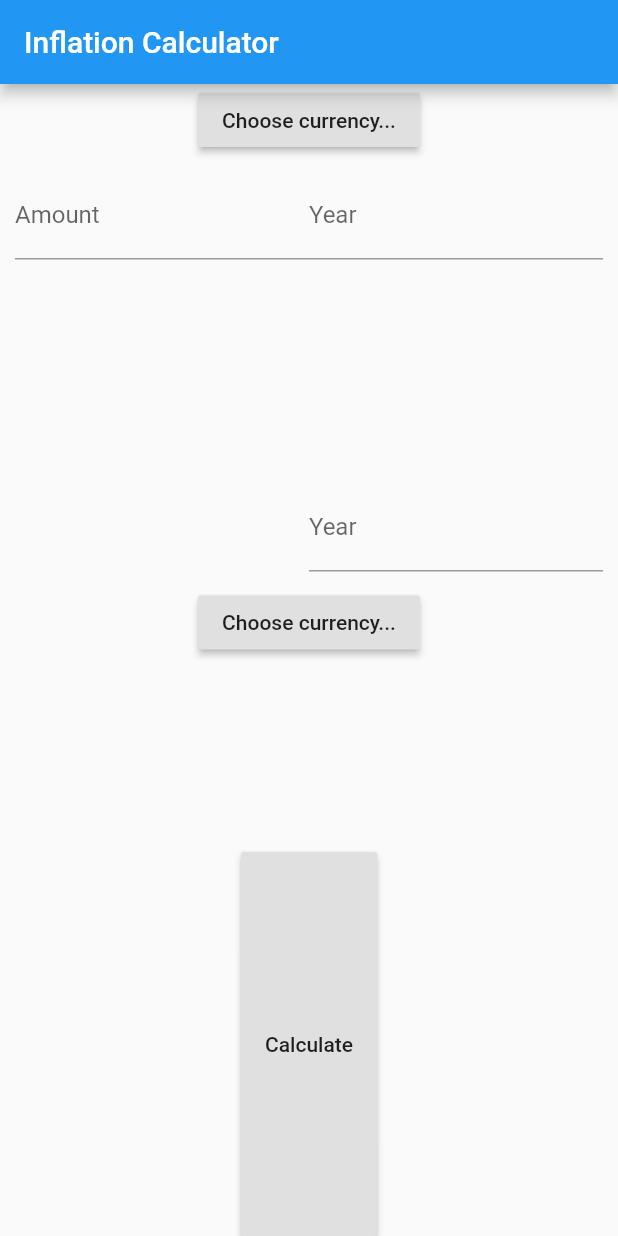
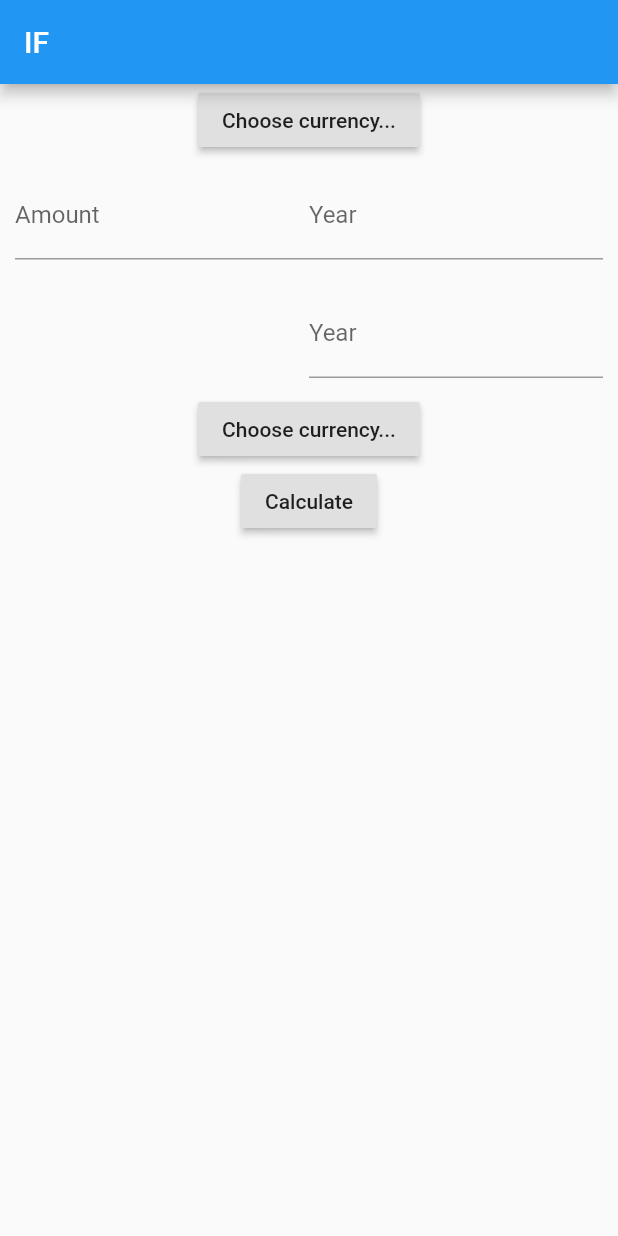
Before and after one commit to jltimm/inflation-calculator, a Flutter app: the screen it shows after launch, after a tap on "Calculate", on a phone screen of 412 x 824 dp. Run offline on Flutter 3.47's test engine with Material 2 defaults, Android fonts, the phone set to English and light mode, and no system bars; statements that could not run were skipped.

```diff
--- /dev/null
+++ b/data/USD.json
@@ -0,0 +1,11 @@
+{
+	"currency": "USD",
+	"date": "2018-02-13",
+	"rates":
+	{
+		"CAD": "1.260046",
+		"CHF": "0.933058",
+		"EUR": "0.806942",
+		"GBP": "0.719154"
+	}
+}
--- /dev/null
+++ b/lib/FileUtils.dart
@@ -0,0 +1,16 @@
+import "dart:async";
+import "dart:io";
+import 'package:flutter/foundation.dart';
+import 'package:flutter/material.dart';
+import 'package:path_provider/path_provider.dart';
+import 'package:flutter/services.dart' show rootBundle;
+
+class FileUtils{
+  Future<String> _loadFile() async {
+    return await rootBundle.loadString('data/USD.json');
+  }
+  Future loadFile() async {
+    String jsonFile = await _loadFile();
+    return jsonFile;
+  }
+}
--- a/lib/main.dart
+++ b/lib/main.dart
@@ -2,23 +2,38 @@ import 'package:flutter/material.dart';
 import 'textbox.dart';
 import 'button.dart';
 import 'dart:async';
+import 'FileUtils.dart';
 
 void main() {
   runApp(new InflationCalculator());
 }
 
 class Home extends StatefulWidget {
+  final FileUtils fileUtils;
+  Home({Key key, this.fileUtils}) : super(key: key);
   @override
   _HomeState createState() => new _HomeState();
 }
 
 class _HomeState extends State<Home> {
+
+  String dater = "";
+
   String _yearBefore = "";
   String _yearAfter = "";
   String _currencyBefore = "";
-  String _buttonBefore = "USD";
-  String _buttonAfter = "USD";
+  String _buttonBefore = "";
+  String _buttonAfter = "";
   String _value = "";
+
+  @override
+  void initState() {
+    super.initState();
+    widget.fileUtils.loadFile().then((String value) {
+      dater = value;
+      print(dater);
+    });
+  }
 
   void _handleYearBeforeChanged(String newString) {
     setState(() {
@@ -50,7 +65,9 @@ class _HomeState extends State<Home> {
     });
   }
 
-  Widget buildBeforeInput() {
+  Widget buildBeforeInput()
+  {
+
     return new Column(
       children: [
         new CurrencyButton(
@@ -157,7 +174,7 @@ class _HomeState extends State<Home> {
     try {
       currencyBeforeDouble = double.parse(_currencyBefore);
     } catch(exception) {
-      errors.add("Value is empty or not a number.");;
+      errors.add("Amount is empty or not a number.");;
     }
     if (errors.length > 0) {
       _createBadDataAlertDialog(errors);
@@ -180,34 +197,28 @@ class _HomeState extends State<Home> {
   Widget build(BuildContext context) {
     return new Column(
       children: [
-        new Expanded(
-          flex: 1,
-          child: buildBeforeInput(),
-        ),
-        new Expanded(
-          flex: 1,
-          child: buildAfterInput(),
-        ),
-        new Expanded(
-          flex: 1,
-          child: buildCalculateButton(),
-        ),
+        buildBeforeInput(),
+        buildAfterInput(),
+        buildCalculateButton(),
       ],
     );
   }
 }
 
 class InflationCalculator extends StatelessWidget {
+  final FileUtils newFileUtils = new FileUtils();
+  // String path = "";
+  // newFileUtils.localFile.then
   @override
   Widget build(BuildContext context) {
     return new MaterialApp(
       title: 'Inflation Calculator',
       home: new Scaffold(
         appBar: new AppBar(
-          title: new Text('Inflation Calculator'),
+          title: new Text("IF"),
         ),
         body: new Center(
-          child: new Home(),
+          child: new Home(fileUtils: new FileUtils()),
         ),
       ),
     );
```
Also changed, not shown: pubspec.yaml (+5 -50 lines), pubspec.lock, 3 other files.
